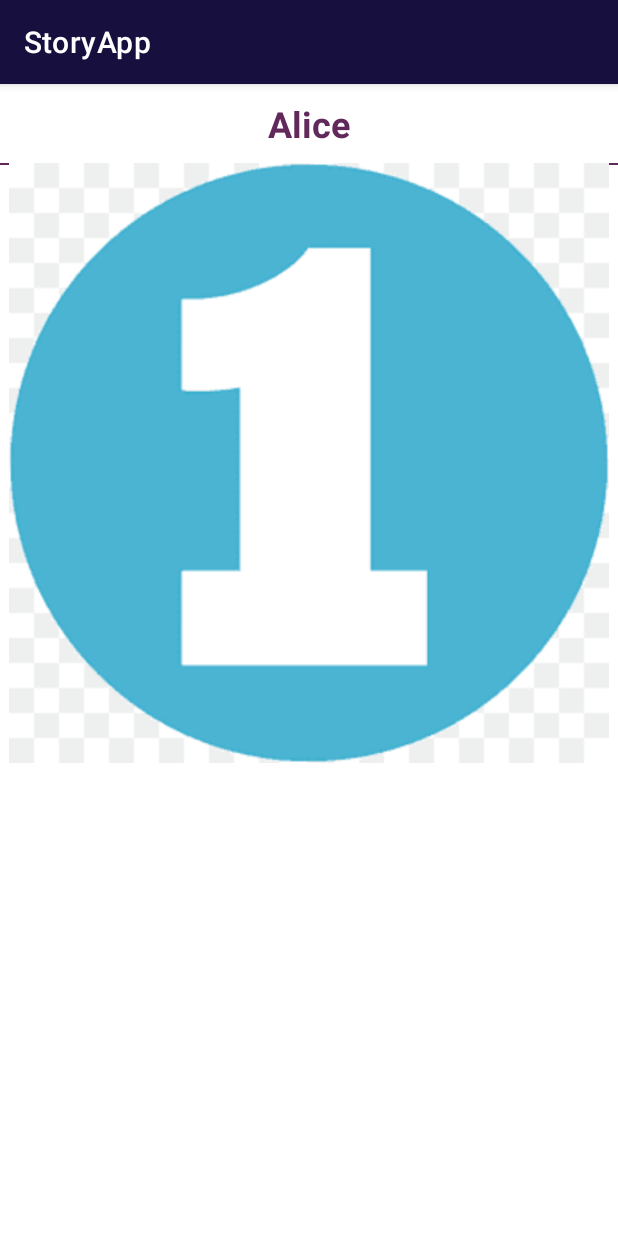
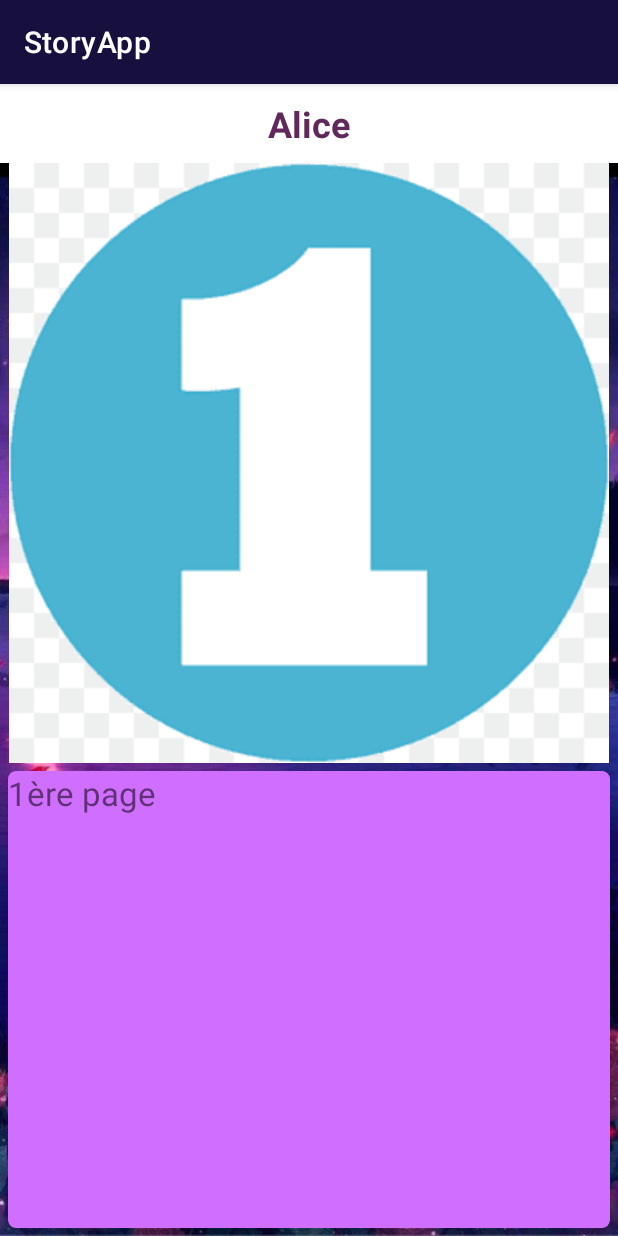
Before and after one commit to FarahBda/projet, an Android app: the screen it shows after launch (DetailedActivity), after a tap on an icon or button, on a phone screen of 412 x 824 dp. Run offline under Robolectric (Android 15) with nearby library versions, the phone set to English and light mode, and no system bars; 1 other tap on this screen came first.

Commit message:
added pages fully

```diff
--- a/app/src/main/java/com/example/storyapp/DataFill.java
+++ b/app/src/main/java/com/example/storyapp/DataFill.java
@@ -13,9 +13,9 @@ public class DataFill {
     {
         ArrayList<Pages> pagesArrayList = new ArrayList<>();
         pagesArrayList.add(new Pages(R.drawable.picture_1,"1ère page"));
-        pagesArrayList.add(new Pages(R.drawable.picture_1,"2ème page"));
-        pagesArrayList.add(new Pages(R.drawable.picture_1,"3ème page"));
-        pagesArrayList.add(new Pages(R.drawable.picture_1,"4ème page"));
+        pagesArrayList.add(new Pages(R.drawable.picture_2,"2ème page"));
+        pagesArrayList.add(new Pages(R.drawable.picture_3,"3ème page"));
+        pagesArrayList.add(new Pages(R.drawable.picture_4,"4ème page"));
 
         dataArrayList.add(new ListData("Alice","3 pages",R.drawable.alice,false,pagesArrayList));
         dataArrayList.add(new ListData("Cendrillon","2 pages",R.drawable.cendrillon,false,pagesArrayList));
--- a/app/src/main/java/com/example/storyapp/DetailedActivity.java
+++ b/app/src/main/java/com/example/storyapp/DetailedActivity.java
@@ -26,24 +26,25 @@ public class DetailedActivity extends AppCompatActivity {
         binding = ActivityDetailedBinding.inflate(getLayoutInflater());
         setContentView(binding.getRoot());
 
+        Intent intent = this.getIntent();
+        if (intent != null){
+            String name = intent.getStringExtra("name");
+            binding.detailName.setText(name);
+        }
         dataArrayList = MainActivity.getDataArrayList();
 
         for (int i = 0; i < dataArrayList.size(); i++) {
-            if (dataArrayList.get(i).getTitle().equals(binding.detailName))
-            {
-
+            if (dataArrayList.get(i).getTitle().equals(intent.getStringExtra("name"))) {
+                data = dataArrayList.get(i);
+                break;
             }
         }
 
         viewPager = (ViewPager) findViewById(R.id.pager);
 
-        PagerAdapter adapter = new PagerAdapter(dataArrayList, DetailedActivity.this);
+        PagerAdapter adapter = new PagerAdapter(data, DetailedActivity.this);
         viewPager.setAdapter(adapter);
 
-        Intent intent = this.getIntent();
-        if (intent != null){
-            String name = intent.getStringExtra("name");
-            binding.detailName.setText(name);
-        }
+
     }
 }
--- a/app/src/main/java/com/example/storyapp/PagerAdapter.java
+++ b/app/src/main/java/com/example/storyapp/PagerAdapter.java
@@ -6,18 +6,19 @@ import android.view.LayoutInflater;
 import android.view.View;
 import android.view.ViewGroup;
 import android.widget.ImageView;
+import android.widget.TextView;
 
 import androidx.annotation.NonNull;
 
 import java.util.ArrayList;
 
 public class PagerAdapter extends androidx.viewpager.widget.PagerAdapter {
-    ArrayList<ListData> dataArrayList = new ArrayList<>();
+    ListData dataArrayList;
     Context context;
     LayoutInflater layoutInflater;
 
 
-    public PagerAdapter(ArrayList<ListData> dataArrayList, Context context) {
+    public PagerAdapter(ListData dataArrayList, Context context) {
         this.dataArrayList = dataArrayList;
         this.context = context;
         layoutInflater = LayoutInflater.from(context);
@@ -25,7 +26,7 @@ public class PagerAdapter extends androidx.viewpager.widget.PagerAdapter {
 
     @Override
     public int getCount() {
-        return dataArrayList.size();
+        return dataArrayList.getStories().size();
     }
 
     @Override
@@ -39,8 +40,9 @@ public class PagerAdapter extends androidx.viewpager.widget.PagerAdapter {
         View view=layoutInflater.inflate(R.layout.pager_item,container,false);
 
         ImageView img = view.findViewById(R.id.imgPage);
-        img.setImageResource(dataArrayList.get(position).getStories().get(position).imagePage);
-
+        img.setImageResource(dataArrayList.getStories().get(position).imagePage);
+        TextView txt = view.findViewById(R.id.detailName);
+        txt.setText(dataArrayList.getStories().get(position).textPage);
         container.addView(view);
         return view;
     }
--- a/app/src/main/res/layout/pager_item.xml
+++ b/app/src/main/res/layout/pager_item.xml
@@ -2,15 +2,28 @@
 <RelativeLayout xmlns:android="http://schemas.android.com/apk/res/android"
     android:layout_width="match_parent"
     android:layout_height="match_parent"
-    android:id="@+id/relPager">
+    xmlns:app="http://schemas.android.com/apk/res-auto"
+    android:id="@+id/relPager"
+    android:background="@drawable/fonnd">
 
     <ImageView
         android:id="@+id/imgPage"
         android:layout_width="match_parent"
         android:layout_height="400dp" />
 
-    <TextView
+    <androidx.cardview.widget.CardView
         android:layout_width="match_parent"
         android:layout_height="match_parent"
-        android:layout_below="@id/imgPage"/>
+        android:layout_below="@id/imgPage"
+        android:layout_margin="5dp"
+        app:cardCornerRadius="5dp"
+        app:cardElevation="10dp"
+        android:backgroundTint="#CF6EFF">
+        <TextView
+            android:layout_width="match_parent"
+            android:layout_height="match_parent"
+            android:id="@+id/detailName"
+            android:textSize="22sp"
+            android:text="This is the story of Rachid the great.He was the best programmer of his university, yet he didn't have any motivation."/>
+    </androidx.cardview.widget.CardView>
 </RelativeLayout>
```
Also changed, not shown: app/src/main/res/drawable/picture_2.png (added), app/src/main/res/drawable/picture_3.png (added), app/src/main/res/drawable/picture_4.png (added).
